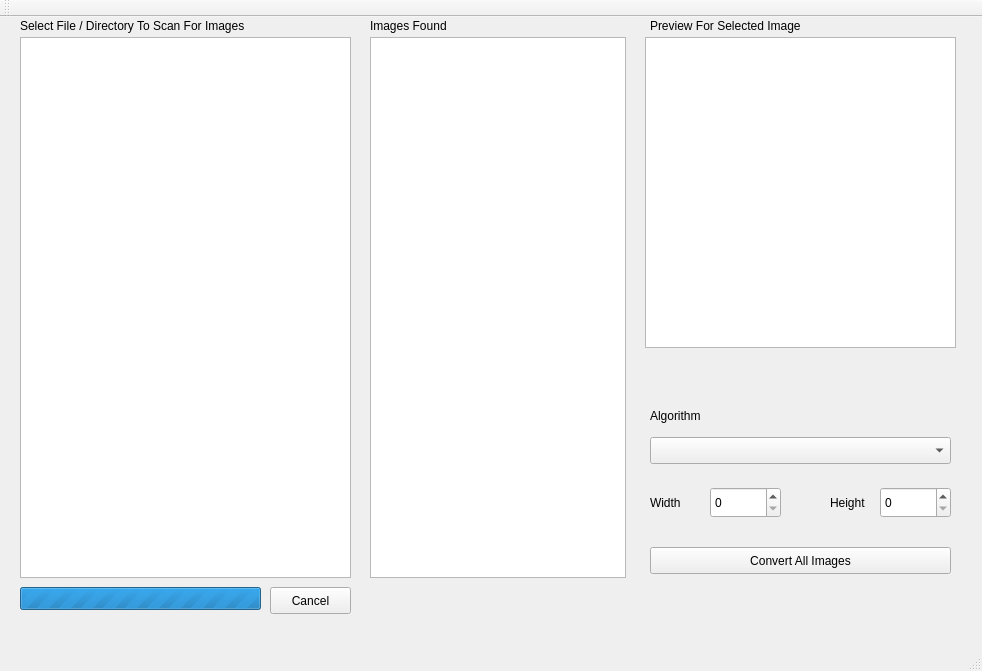
First picture: the form in qt_creator_project/bbp-qt/mainwindow.ui, repository bestimmaa/batch-image-resizer-qt-opencv, before the edit.
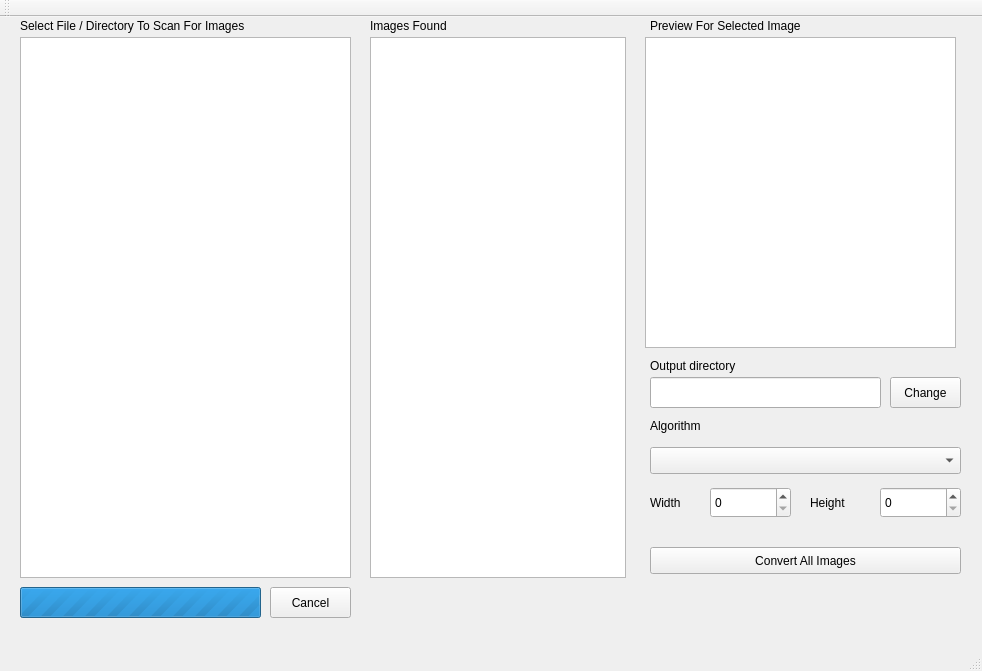
Second picture: the form after the edit.

Patch:
```diff
--- a/qt_creator_project/bbp-qt/mainwindow.ui
+++ b/qt_creator_project/bbp-qt/mainwindow.ui
@@ -45,7 +45,7 @@
      <rect>
       <x>650</x>
       <y>530</y>
-      <width>301</width>
+      <width>311</width>
       <height>27</height>
      </rect>
     </property>
@@ -59,7 +59,7 @@
       <x>20</x>
       <y>570</y>
       <width>241</width>
-      <height>23</height>
+      <height>31</height>
      </rect>
     </property>
     <property name="maximum">
@@ -75,7 +75,7 @@
       <x>270</x>
       <y>570</y>
       <width>81</width>
-      <height>27</height>
+      <height>31</height>
      </rect>
     </property>
     <property name="text">
@@ -109,8 +109,8 @@
     <property name="geometry">
      <rect>
       <x>650</x>
-      <y>420</y>
-      <width>301</width>
+      <y>430</y>
+      <width>311</width>
       <height>27</height>
      </rect>
     </property>
@@ -120,7 +120,7 @@
      <rect>
       <x>710</x>
       <y>470</y>
-      <width>71</width>
+      <width>81</width>
       <height>31</height>
      </rect>
     </property>
@@ -130,7 +130,7 @@
      <rect>
       <x>880</x>
       <y>470</y>
-      <width>71</width>
+      <width>81</width>
       <height>31</height>
      </rect>
     </property>
@@ -139,8 +139,8 @@
     <property name="geometry">
      <rect>
       <x>650</x>
-      <y>390</y>
-      <width>301</width>
+      <y>400</y>
+      <width>311</width>
       <height>17</height>
      </rect>
     </property>
@@ -153,7 +153,7 @@
      <rect>
       <x>650</x>
       <y>470</y>
-      <width>51</width>
+      <width>61</width>
       <height>31</height>
      </rect>
     </property>
@@ -164,9 +164,9 @@
    <widget class="QLabel" name="label_3">
     <property name="geometry">
      <rect>
-      <x>830</x>
+      <x>810</x>
       <y>470</y>
-      <width>51</width>
+      <width>61</width>
       <height>31</height>
      </rect>
     </property>
@@ -197,6 +197,42 @@
      <string>Preview For Selected Image</string>
     </property>
    </widget>
+   <widget class="QLabel" name="label_4">
+    <property name="geometry">
+     <rect>
+      <x>650</x>
+      <y>340</y>
+      <width>301</width>
+      <height>17</height>
+     </rect>
+    </property>
+    <property name="text">
+     <string>Output directory</string>
+    </property>
+   </widget>
+   <widget class="QPushButton" name="pushButton">
+    <property name="geometry">
+     <rect>
+      <x>890</x>
+      <y>360</y>
+      <width>71</width>
+      <height>31</height>
+     </rect>
+    </property>
+    <property name="text">
+     <string>Change</string>
+    </property>
+   </widget>
+   <widget class="QLineEdit" name="lineEdit">
+    <property name="geometry">
+     <rect>
+      <x>650</x>
+      <y>360</y>
+      <width>231</width>
+      <height>31</height>
+     </rect>
+    </property>
+   </widget>
   </widget>
   <widget class="QMenuBar" name="menuBar">
    <property name="geometry">
```
